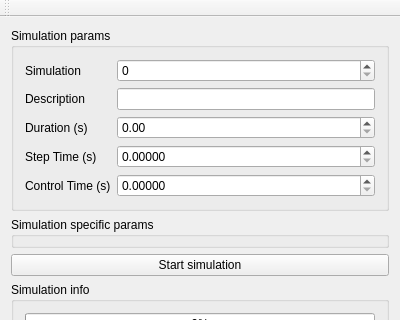
koalakoker/gSim, file gsim.ui: the form before one commit; both pictures show x 0 to 400 and y 0 to 320 of the 400 by 544 pixel window.
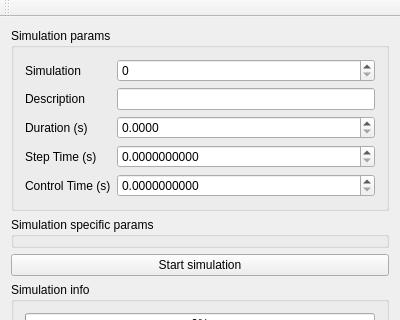
The form after the commit.

Commit message: Resolver simulation - Sampling freq 80khZ

```diff
--- a/gsim.ui
+++ b/gsim.ui
@@ -38,12 +38,19 @@
           </widget>
          </item>
          <item row="2" column="1">
-          <widget class="QDoubleSpinBox" name="duration"/>
+          <widget class="QDoubleSpinBox" name="duration">
+           <property name="decimals">
+            <number>4</number>
+           </property>
+           <property name="maximum">
+            <double>999.990000000000009</double>
+           </property>
+          </widget>
          </item>
          <item row="3" column="1">
           <widget class="QDoubleSpinBox" name="stepTime">
            <property name="decimals">
-            <number>5</number>
+            <number>10</number>
            </property>
           </widget>
          </item>
@@ -57,7 +64,7 @@
          <item row="4" column="1">
           <widget class="QDoubleSpinBox" name="controlTime">
            <property name="decimals">
-            <number>5</number>
+            <number>10</number>
            </property>
           </widget>
          </item>
```
The commit also changes 1 other file.
